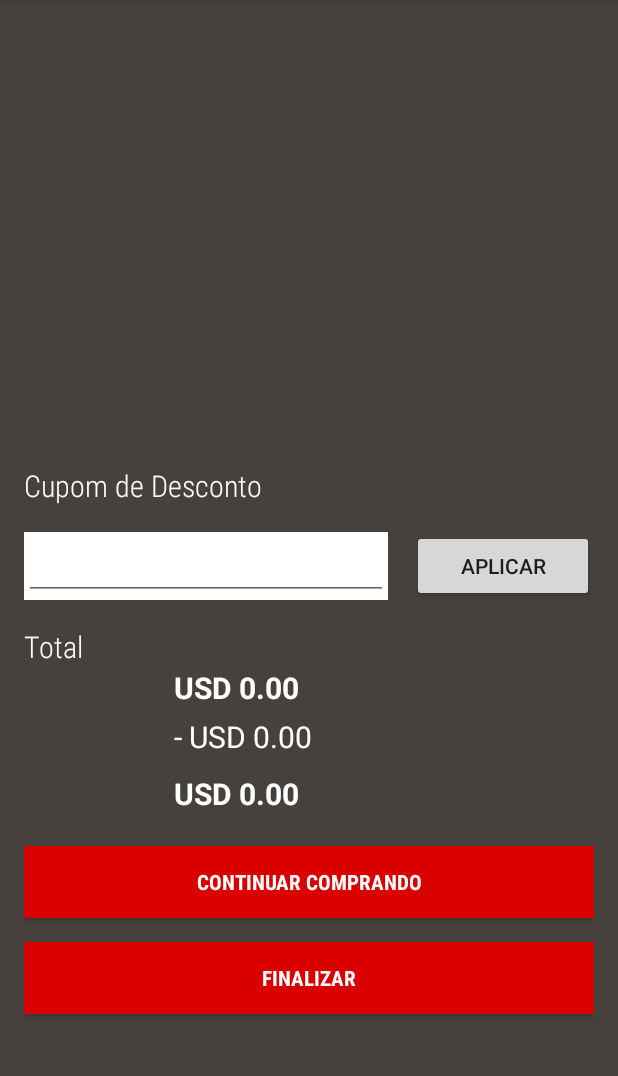
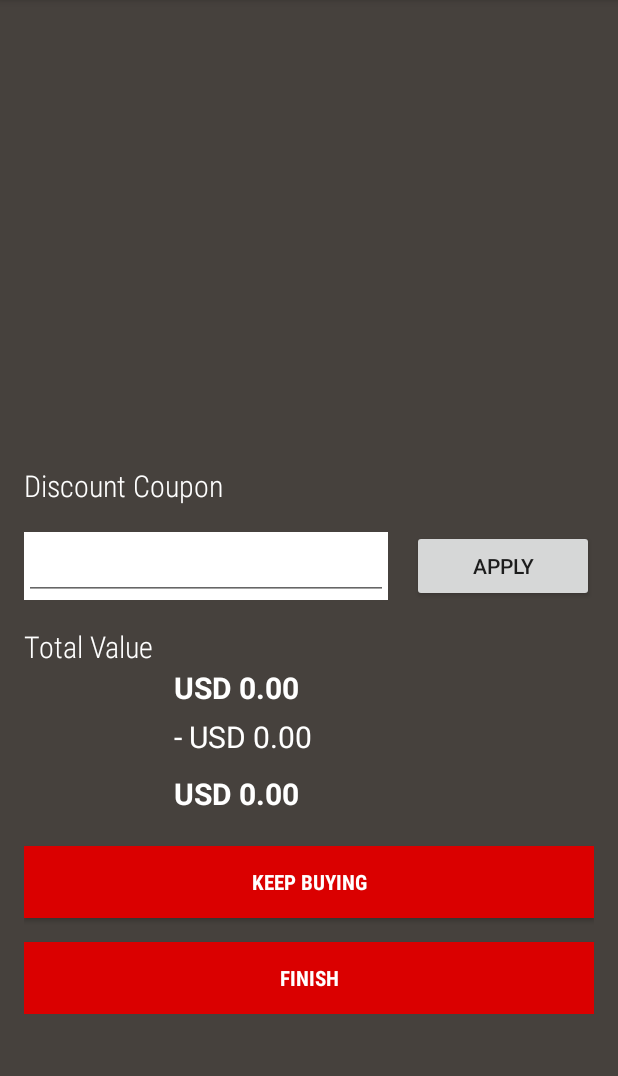
Before and after one commit to BarrosLucas/MarvelStore, an Android app: the CartActivity screen opened directly, with no data from a screen before it, on a phone screen of 412 x 824 dp, the part 84-1160 px from its top. Run offline under Robolectric (Android 15) with nearby library versions, the phone set to English and light mode, and no system bars.

Commit message:
Fixing words

```diff
--- a/app/src/main/java/com/example/marvelstore/view/ComicActivity.java
+++ b/app/src/main/java/com/example/marvelstore/view/ComicActivity.java
@@ -64,8 +64,13 @@ public class ComicActivity extends AppCompatActivity {
     public boolean onOptionsItemSelected(@NonNull MenuItem item) {
         switch (item.getItemId()){
             case R.id.cart:
-                Intent intent = new Intent(this,CartActivity.class);
-                startActivity(intent);
+                if(HomeActivity.comics.size()>0){
+                    Intent intent = new Intent(this,CartActivity.class);
+                    startActivity(intent);
+                }else{
+                    //Avisar que não tem nada no carrinho
+                }
+
                 return true;
             default:
                 return super.onOptionsItemSelected(item);
--- a/app/src/main/java/com/example/marvelstore/view/HomeActivity.java
+++ b/app/src/main/java/com/example/marvelstore/view/HomeActivity.java
@@ -87,8 +87,12 @@ public class HomeActivity extends AppCompatActivity {
     public boolean onOptionsItemSelected(@NonNull MenuItem item) {
         switch (item.getItemId()){
             case R.id.cart:
-                Intent intent = new Intent(this,CartActivity.class);
-                startActivity(intent);
+                if(comics.size()>0) {
+                    Intent intent = new Intent(this, CartActivity.class);
+                    startActivity(intent);
+                }else{
+                    //Avisar que não tem nada no carrinho
+                }
                 return true;
             default:
                 return super.onOptionsItemSelected(item);
--- a/app/src/main/res/layout/activity_cart.xml
+++ b/app/src/main/res/layout/activity_cart.xml
@@ -17,6 +17,10 @@
                 android:layout_height="0dp"
                 android:layout_weight="2"
                 tools:listitem="@layout/list_item_cart" />
+            <ScrollView
+                android:layout_width="match_parent"
+                android:layout_height="0dp"
+                android:layout_weight="3">
                 <LinearLayout
                     android:layout_width="match_parent"
                     android:layout_height="0dp"
@@ -25,7 +29,7 @@
                     <TextView
                         android:layout_width="match_parent"
                         android:layout_height="wrap_content"
-                    android:text="Cupom de Desconto"
+                        android:text="@string/discountCoupon"
                         android:textSize="@dimen/titlesCart"
                         android:fontFamily="sans-serif-condensed-light"
                         android:textColor="@color/titlesCart"/>
@@ -56,14 +60,14 @@
                             android:layout_width="0dp"
                             android:layout_height="wrap_content"
                             android:layout_weight="1"
-                        android:text="Aplicar"/>
+                            android:text="@string/apply"/>
                     </LinearLayout>
 
                     <TextView
                         android:layout_marginTop="@dimen/margin"
                         android:layout_width="match_parent"
                         android:layout_height="wrap_content"
-                    android:text="Total"
+                        android:text="@string/total"
                         android:textSize="@dimen/titlesCart"
                         android:fontFamily="sans-serif-condensed-light"
                         android:textColor="@color/titlesCart"/>
@@ -125,7 +129,7 @@
                         android:layout_width="match_parent"
                         android:layout_height="wrap_content"
                         android:background="@color/buttonCart"
-                    android:text="Continuar comprando"
+                        android:text="@string/keepbuying"
                         android:textStyle="bold"
                         android:fontFamily="sans-serif-condensed"
                         android:textColor="@color/colorAccent"/>
@@ -136,11 +140,12 @@
                         android:layout_width="match_parent"
                         android:layout_height="wrap_content"
                         android:background="@color/buttonCart"
-                    android:text="FINALIZAR"
+                        android:text="@string/finish"
                         android:textStyle="bold"
                         android:fontFamily="sans-serif-condensed"
                         android:textColor="@color/colorAccent"/>
                 </LinearLayout>
+            </ScrollView>
 
         </LinearLayout>
 
--- a/app/src/main/res/values/strings.xml
+++ b/app/src/main/res/values/strings.xml
@@ -6,4 +6,10 @@
     <string name="addToCart">Add To Cart</string>
     <string name="about">About this Comic</string>
     <string name="aboutTest">hbhjijnbjkkjn asf asoifj asçdfi sjifaçsjdfçdj fsjf çasjidfaçsdjf çasdfço sijfças fasiojde fçesheg çaesg açewjg çwejgçsgçahgeç eoaiwjçaweogihç fewhçahegçeabg eaçwg ewçhg çeahig çhgaçer ghçseghçeagbrebaiçur.</string>
+
+    <string name="discountCoupon">Discount Coupon</string>
+    <string name="total">Total Value</string>
+    <string name="keepbuying">Keep Buying</string>
+    <string name="finish">Finish</string>
+    <string name="apply">Apply</string>
 </resources>
```
Lines whose indentation alone changed are shown as unchanged.
